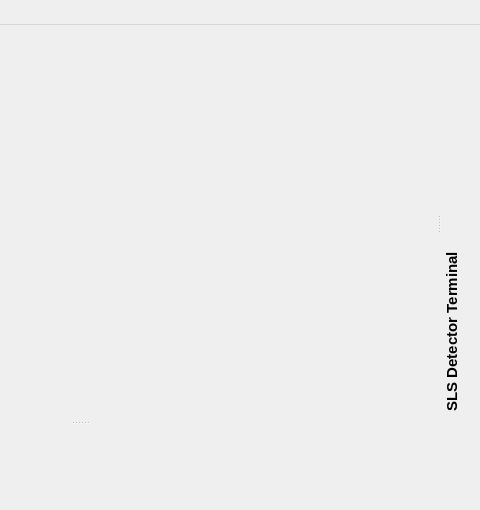
The window that slsDetectorGui/forms/form_detectormain.ui (slsdetectorgroup/slsDetectorPackage) describes before a commit, drawn with Qt 5; both pictures show x 320 to 800 and y 0 to 510 of the 800 by 850 pixel window.
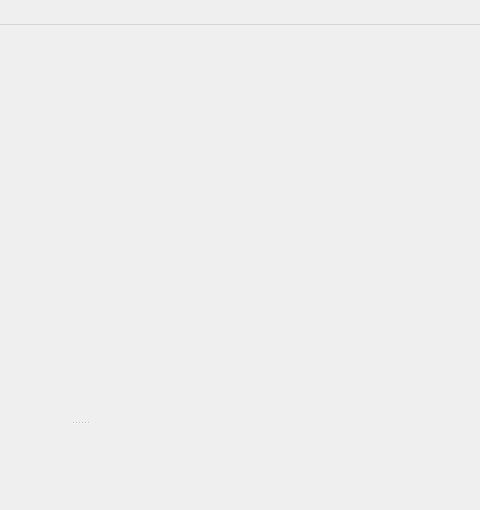
The same window after the commit.

```diff
--- a/slsDetectorGui/forms/form_detectormain.ui
+++ b/slsDetectorGui/forms/form_detectormain.ui
@@ -10,7 +10,7 @@
     <x>0</x>
     <y>0</y>
     <width>800</width>
-    <height>800</height>
+    <height>848</height>
    </rect>
   </property>
   <property name="sizePolicy">
@@ -137,134 +137,6 @@
    <addaction name="menuModes"/>
    <addaction name="menuHelp"/>
   </widget>
-  <widget class="QDockWidget" name="dockWidgetTerminal">
-   <property name="sizePolicy">
-    <sizepolicy hsizetype="Fixed" vsizetype="Fixed">
-     <horstretch>0</horstretch>
-     <verstretch>0</verstretch>
-    </sizepolicy>
-   </property>
-   <property name="minimumSize">
-    <size>
-     <width>38</width>
-     <height>200</height>
-    </size>
-   </property>
-   <property name="maximumSize">
-    <size>
-     <width>524287</width>
-     <height>390</height>
-    </size>
-   </property>
-   <property name="palette">
-    <palette>
-     <active>
-      <colorrole role="WindowText">
-       <brush brushstyle="SolidPattern">
-        <color alpha="255">
-         <red>0</red>
-         <green>0</green>
-         <blue>0</blue>
-        </color>
-       </brush>
-      </colorrole>
-     </active>
-     <inactive>
-      <colorrole role="WindowText">
-       <brush brushstyle="SolidPattern">
-        <color alpha="255">
-         <red>0</red>
-         <green>0</green>
-         <blue>0</blue>
-        </color>
-       </brush>
-      </colorrole>
-     </inactive>
-     <disabled>
-      <colorrole role="WindowText">
-       <brush brushstyle="SolidPattern">
-        <color alpha="255">
-         <red>119</red>
-         <green>119</green>
-         <blue>119</blue>
-        </color>
-       </brush>
-      </colorrole>
-     </disabled>
-    </palette>
-   </property>
-   <property name="font">
-    <font>
-     <pointsize>11</pointsize>
-     <weight>75</weight>
-     <bold>true</bold>
-    </font>
-   </property>
-   <property name="toolTip">
-    <string>Undock, move and enlarge the window to use it</string>
-   </property>
-   <property name="autoFillBackground">
-    <bool>false</bool>
-   </property>
-   <property name="features">
-    <set>QDockWidget::DockWidgetVerticalTitleBar</set>
-   </property>
-   <property name="allowedAreas">
-    <set>Qt::BottomDockWidgetArea|Qt::RightDockWidgetArea</set>
-   </property>
-   <property name="windowTitle">
-    <string>SLS Detector Terminal</string>
-   </property>
-   <attribute name="dockWidgetArea">
-    <number>2</number>
-   </attribute>
-   <widget class="QWidget" name="dockWidgetContentsTerminal">
-    <property name="palette">
-     <palette>
-      <active>
-       <colorrole role="WindowText">
-        <brush brushstyle="SolidPattern">
-         <color alpha="255">
-          <red>0</red>
-          <green>0</green>
-          <blue>0</blue>
-         </color>
-        </brush>
-       </colorrole>
-      </active>
-      <inactive>
-       <colorrole role="WindowText">
-        <brush brushstyle="SolidPattern">
-         <color alpha="255">
-          <red>0</red>
-          <green>0</green>
-          <blue>0</blue>
-         </color>
-        </brush>
-       </colorrole>
-      </inactive>
-      <disabled>
-       <colorrole role="WindowText">
-        <brush brushstyle="SolidPattern">
-         <color alpha="255">
-          <red>119</red>
-          <green>119</green>
-          <blue>119</blue>
-         </color>
-        </brush>
-       </colorrole>
-      </disabled>
-     </palette>
-    </property>
-    <property name="font">
-     <font>
-      <pointsize>9</pointsize>
-      <weight>50</weight>
-      <bold>false</bold>
-     </font>
-    </property>
-   </widget>
-  </widget>
   <widget class="QDockWidget" name="dockWidgetPlot">
    <property name="enabled">
     <bool>true</bool>
```
